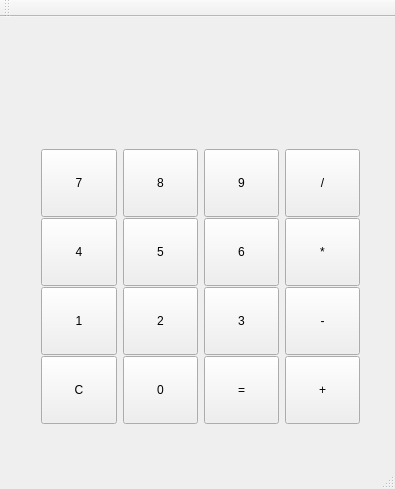
Old version of the form calculator/mainwindow.ui in the repository qrcline/Calculator.
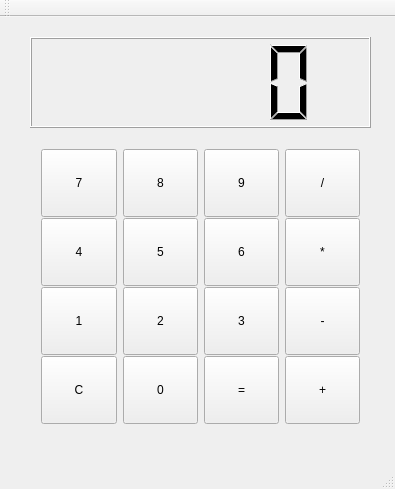
New version of the form.

The edit to the form file:
```diff
--- a/calculator/mainwindow.ui
+++ b/calculator/mainwindow.ui
@@ -14,20 +14,7 @@
    <string>MainWindow</string>
   </property>
   <widget class="QWidget" name="centralWidget">
-   <widget class="QLabel" name="display">
-    <property name="geometry">
-     <rect>
-      <x>20</x>
-      <y>10</y>
-      <width>351</width>
-      <height>101</height>
-     </rect>
-    </property>
-    <property name="text">
-     <string/>
-    </property>
-   </widget>
-   <widget class="QWidget" name="">
+   <widget class="QWidget" name="layoutWidget">
     <property name="geometry">
      <rect>
       <x>30</x>
@@ -41,7 +28,7 @@
       <number>0</number>
      </property>
      <item row="1" column="0">
-      <widget class="QPushButton" name="button_7">
+      <widget class="QPushButton" name="pushButton_7">
        <property name="sizePolicy">
         <sizepolicy hsizetype="Fixed" vsizetype="Fixed">
          <horstretch>0</horstretch>
@@ -160,7 +147,7 @@
       </widget>
      </item>
      <item row="2" column="2">
-      <widget class="QPushButton" name="pushButton_7">
+      <widget class="QPushButton" name="pushButton_6">
        <property name="sizePolicy">
         <sizepolicy hsizetype="Fixed" vsizetype="Fixed">
          <horstretch>0</horstretch>
@@ -314,6 +301,16 @@
      </item>
     </layout>
    </widget>
+   <widget class="QLCDNumber" name="lcdNumber">
+    <property name="geometry">
+     <rect>
+      <x>30</x>
+      <y>20</y>
+      <width>341</width>
+      <height>91</height>
+     </rect>
+    </property>
+   </widget>
   </widget>
   <widget class="QMenuBar" name="menuBar">
    <property name="geometry">
```
Left out of the diff: 4 changed lines with no effect on the pictures.
